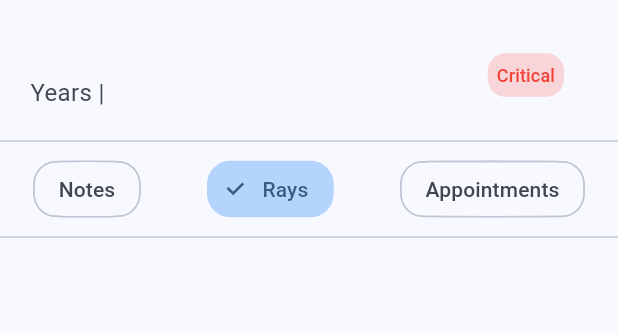
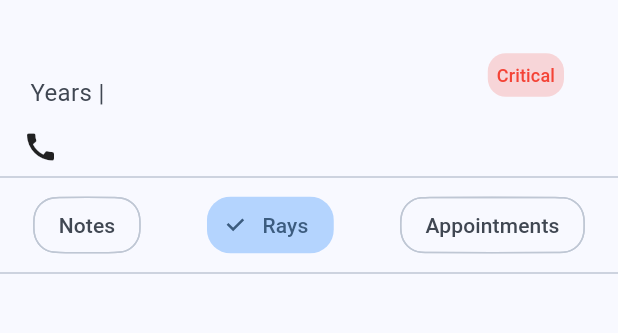
Before and after one commit to Polymath000/InsightMed, a Flutter app: the PatientDetailsViewBody screen opened directly with empty values, after a tap on "Rays", on a phone screen of 412 x 824 dp, the part 63-396 px from its top. Run offline on Flutter 3.47's test engine with Material 3 defaults, Android fonts, the phone set to English and light mode, and no system bars; our stand-ins replace animated_text_kit, cached_network_image, dio, file_picker, flutter_bloc, flutter_screenutil and 7 more; missing offline and left inert: drop_down_list; accounts and stored records are empty; network calls fail; Roboto replaces fonts that are missing (Cairo).

Commit message:
fix issue cannot pop in add/edit note , add validator to phon number field , Add the phone number of patient to the patient details , Add the information which pass with the rays to the each ray when it display to the user .

```diff
--- a/lib/features/auth/presentation/views/patient_info_screen.dart
+++ b/lib/features/auth/presentation/views/patient_info_screen.dart
@@ -32,7 +32,6 @@ class _PatientInformationState extends State<PatientInformation> {
           spacing: 10,
           children: [
             const TopPartPatientInfo(),
-            // const SizedBox(height: 16),
             PatientForm(
               user: widget.user.copyWith(gender: 'male'),
               onLoadingChanged: ({final isLoading = false}) =>
--- a/lib/features/home/presentation/views/widgets/patient_card.dart
+++ b/lib/features/home/presentation/views/widgets/patient_card.dart
@@ -18,13 +18,9 @@ class PatientCard extends StatelessWidget {
     shape: const RoundedSuperellipseBorder(borderRadius: AppBorders.xxs),
     child: ListTile(
       onTap: () => AppRoutes.patientDetails(context, patient: patient),
-      // leading: const CircleAvatar(),
       title: Text(patient.name!),
       subtitle: Text(
         '${patient.age} years | ${patient.gender}',
-        // '\nLast visit: '
-        // '${DateTime.now().difference(patient.lastVisit!).inDays} '
-        // 'days ago',
       ),
       trailing: PatiendStatusText(
         status: patient.status ?? PatientStatusEnum.newPatient,
--- a/lib/features/notes/presentation/controllers/get_notes_cubit/get_notes_cubit.dart
+++ b/lib/features/notes/presentation/controllers/get_notes_cubit/get_notes_cubit.dart
@@ -18,6 +18,8 @@ class GetNotesCubit extends Cubit<GetNotesState> {
   Future<void> getNotes() async {
     emit(const GetNotesLoading());
     final notes = await getIt<NoteRepo>().get(patientId);
-    emit(GetNotesSuccess(notes: notes));
+    if (!isClosed) {
+      emit(GetNotesSuccess(notes: notes));
+    }
   }
 }
--- a/lib/features/patient_details/presentation/view/widgets/patient_details_view_body.dart
+++ b/lib/features/patient_details/presentation/view/widgets/patient_details_view_body.dart
@@ -12,6 +12,7 @@ class PatientDetailsViewBody extends StatefulWidget {
   @override
   State<PatientDetailsViewBody> createState() => _PatientDetailsViewBodyState();
 }
+  final GlobalKey<ScaffoldState> scaffoldKey = GlobalKey<ScaffoldState>();
 
 class _PatientDetailsViewBodyState extends State<PatientDetailsViewBody> {
   int _index = 0;
@@ -38,7 +39,9 @@ class _PatientDetailsViewBodyState extends State<PatientDetailsViewBody> {
         const Divider(),
       ],
     );
-    return CustomScrollView(
+    return Scaffold(
+      key: scaffoldKey,
+      body: CustomScrollView(
         slivers: [
           const PatientDetailsAppBar(),
           SliverToBoxAdapter(
@@ -49,6 +52,7 @@ class _PatientDetailsViewBodyState extends State<PatientDetailsViewBody> {
             child: PatientTabsViewBody(index: _index, patient: widget.patient),
           ),
         ],
+      ),
     );
   }
 }
--- a/lib/features/patient_details/presentation/view/widgets/personal_patient_details.dart
+++ b/lib/features/patient_details/presentation/view/widgets/personal_patient_details.dart
@@ -1,4 +1,5 @@
 import 'package:flutter/material.dart';
+import 'package:url_launcher/url_launcher.dart';
 import '../../../../../core/entities/user_entity.dart';
 import '../../../../notes/presentation/view/widget/dropdown_menu.dart';
 
@@ -7,12 +8,36 @@ class PersonalPatientDetails extends StatelessWidget {
   final UserEntity patient;
 
   @override
-  Widget build(final BuildContext context) => ListTile(
+  Widget build(final BuildContext context) => Column(
+    children: [
+      ListTile(
         title: Text(patient.name!, style: const TextStyle(fontSize: 18)),
         subtitle: Text(
           '${patient.age} Years | ${patient.gender}',
           style: const TextStyle(fontSize: 16),
         ),
         trailing: CustomDropdownMenu(patient: patient),
+      ),
+      GestureDetector(
+        onTap: () => callNumber(phoneNumber: patient.phoneNumber ?? ''),
+        child: Row(
+          children: [
+            const SizedBox(width: 15),
+            const Icon(Icons.call),
+            const SizedBox(width: 15),
+            Text(patient.phoneNumber ?? 'No Phone Number Found!'),
+          ],
+        ),
+      ),
+    ],
   );
 }
+
+Future<void> callNumber({required String phoneNumber}) async {
+  final Uri uri = Uri(scheme: 'tel', path: phoneNumber);
+  try {
+    await launchUrl(uri);
+  } catch (e) {
+    print('Could not launch phone dialer: $e');
+  }
+}
--- a/pubspec.yaml
+++ b/pubspec.yaml
@@ -26,6 +26,7 @@ dependencies:
   modal_progress_hud_nsn: ^0.5.1
   shared_preferences: ^2.5.3
   skeletonizer: ^2.1.0+1
+  url_launcher: ^6.3.2
 
 dev_dependencies:
   flutter_lints: ^6.0.0
```
Also changed, not shown: lib/features/auth/presentation/views/widgets/patient_information_form_body.dart (+11 -0 lines), lib/features/notes/presentation/view/widget/set_note_dialog.dart (+5 -5 lines), lib/features/pofile/presentation/views/widgets/profile_view_body.dart (+10 -2 lines), lib/features/pofile/presentation/views/widgets/security_container.dart (+50 -4 lines), lib/features/rays/presentation/view/widget/ray_card.dart (+16 -0 lines), pubspec.lock, 1 other file. Lines whose indentation alone changed are shown as unchanged.
